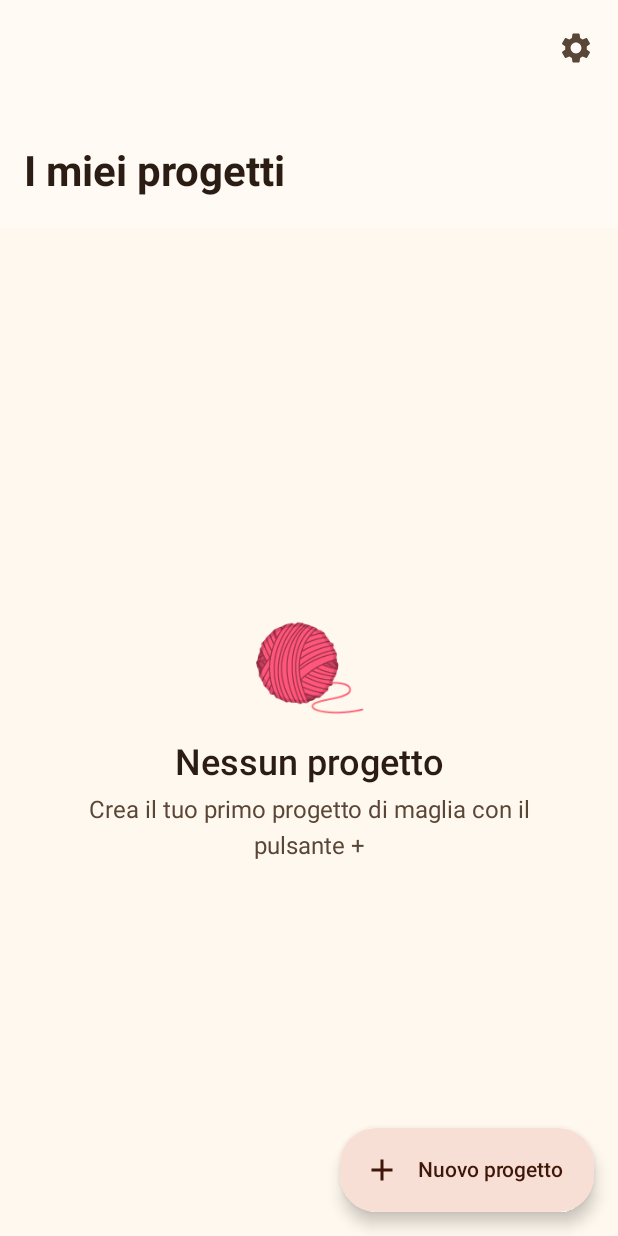
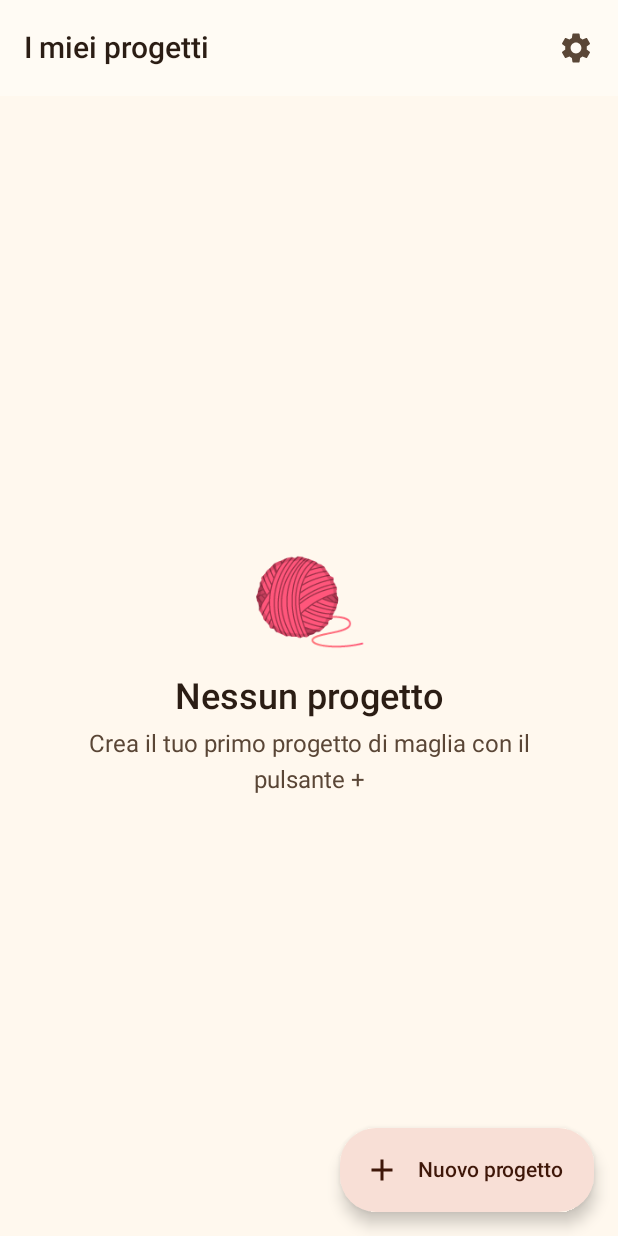
Before and after one commit to MarKco/Majon, an Android app built with Jetpack Compose: the composable HomeScreen shown on its own in the app's theme, on a phone screen of 412 x 824 dp. Run offline under Robolectric (Android 15) with nearby library versions, the phone set to English and light mode, and no system bars; our stand-ins replace Dagger/Hilt's generated code, Material 3 Expressive styles (plain Material 3 is drawn), Room's generated code; libraries missing offline, so code that uses them is left out: dev.chrisbanes.haze; 3 statements that could not run were skipped.

Commit message:
Home: compact top bar, title and settings share one row
Co-Authored-By: Claude Sonnet 5.5 <noreply@anthropic.com>

```diff
--- a/app/src/main/java/com/ilsecondodasinistra/majon/ui/home/HomeScreen.kt
+++ b/app/src/main/java/com/ilsecondodasinistra/majon/ui/home/HomeScreen.kt
@@ -26,12 +26,11 @@ import androidx.compose.material3.ExperimentalMaterial3Api
 import androidx.compose.material3.ExtendedFloatingActionButton
 import androidx.compose.material3.Icon
 import androidx.compose.material3.IconButton
-import androidx.compose.material3.LargeTopAppBar
 import androidx.compose.material3.LoadingIndicator
 import androidx.compose.material3.MaterialTheme
 import androidx.compose.material3.Scaffold
 import androidx.compose.material3.Text
-import androidx.compose.material3.TopAppBarDefaults
+import androidx.compose.material3.TopAppBar
 import androidx.compose.runtime.Composable
 import androidx.compose.runtime.LaunchedEffect
 import androidx.compose.runtime.rememberUpdatedState
@@ -41,7 +40,6 @@ import androidx.compose.runtime.remember
 import androidx.compose.runtime.setValue
 import androidx.compose.ui.Alignment
 import androidx.compose.ui.Modifier
-import androidx.compose.ui.input.nestedscroll.nestedScroll
 import androidx.compose.ui.res.stringResource
 import androidx.compose.ui.unit.dp
 import androidx.hilt.navigation.compose.hiltViewModel
@@ -70,20 +68,18 @@ fun HomeScreen(
     // A copy of a project opens in the editor, so it can be varied right away
     val openCopy by rememberUpdatedState(onEditProject)
     LaunchedEffect(viewModel) { viewModel.duplicated.collect { openCopy(it) } }
-    val scrollBehavior = TopAppBarDefaults.exitUntilCollapsedScrollBehavior()
     var projectToDelete by remember { mutableStateOf<ProjectWithParts?>(null) }
 
     Scaffold(
-        modifier = Modifier.nestedScroll(scrollBehavior.nestedScrollConnection),
         topBar = {
-            LargeTopAppBar(
+            // Compact, like the Stash tab: the title and the settings button share one row
+            TopAppBar(
                 title = { Text(stringResource(R.string.home_title)) },
                 actions = {
                     IconButton(onClick = onSettings) {
                         Icon(Icons.Default.Settings, contentDescription = stringResource(R.string.settings))
                     }
                 },
-                scrollBehavior = scrollBehavior,
             )
         },
         floatingActionButton = {
```
